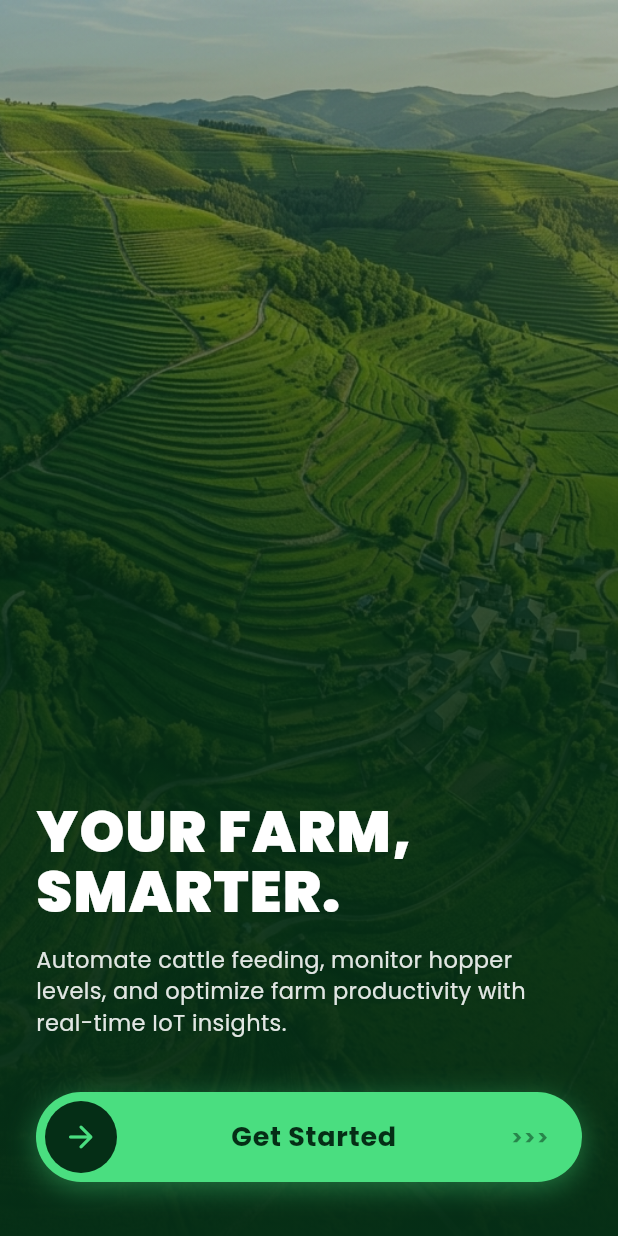
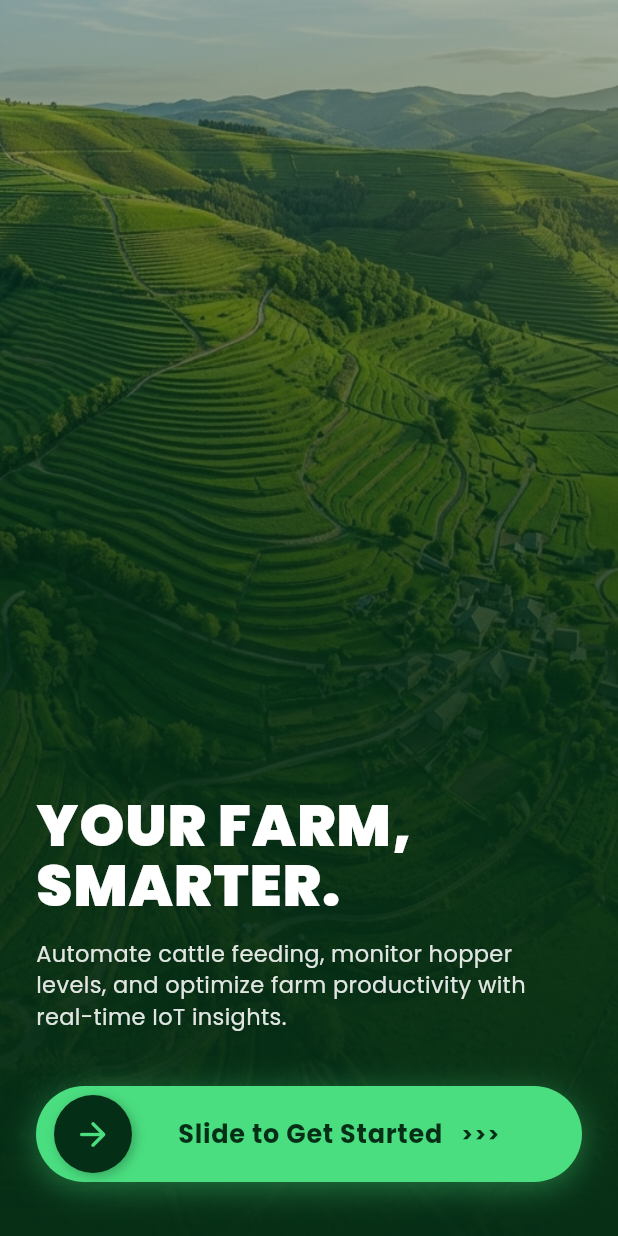
Before and after one commit to Kamal-055/SmartFarm, a Flutter app: the screen it shows after launch, on a phone screen of 412 x 824 dp. Run offline on Flutter 3.47's test engine with Material 3 defaults, Android fonts, the phone set to English and light mode, and no system bars; our stand-ins replace firebase_auth, firebase_core, firebase_database, firebase_messaging, google_fonts, shared_preferences; accounts and stored records are empty.

Commit message:
Add interactive slidable Get Started button to OnboardingScreen

```diff
--- a/lib/screens/onboarding/onboarding_screen.dart
+++ b/lib/screens/onboarding/onboarding_screen.dart
@@ -5,13 +5,16 @@ import '../../providers/settings_provider.dart';
 import '../../widgets/entry_reveal.dart';
 import '../main_layout.dart';
 
-class OnboardingScreen extends StatelessWidget {
+class OnboardingScreen extends StatefulWidget {
   const OnboardingScreen({super.key});
 
   @override
+  State<OnboardingScreen> createState() => _OnboardingScreenState();
+}
+
+class _OnboardingScreenState extends State<OnboardingScreen> {
+  @override
   Widget build(BuildContext context) {
-    final settingsProvider = Provider.of<SettingsProvider>(context, listen: false);
-
     return Scaffold(
       body: Stack(
         children: [
@@ -80,84 +83,10 @@ class OnboardingScreen extends StatelessWidget {
                   ),
                   const SizedBox(height: 36),
 
-                  // Get Started Pill Action Button Matching Reference UI
-                  EntryReveal(
-                    duration: const Duration(milliseconds: 700),
-                    child: GestureDetector(
-                      onTap: () async {
-                        await settingsProvider.setOnboardingCompleted(true);
-                        if (context.mounted) {
-                          Navigator.of(context).pushReplacement(
-                            PageRouteBuilder(
-                              pageBuilder: (context, animation, secondaryAnimation) => const MainLayout(),
-                              transitionsBuilder: (context, animation, secondaryAnimation, child) {
-                                return FadeTransition(opacity: animation, child: child);
-                              },
-                              transitionDuration: const Duration(milliseconds: 400),
-                            ),
-                          );
-                        }
-                      },
-                      child: Container(
-                        height: 60,
-                        padding: const EdgeInsets.symmetric(horizontal: 6, vertical: 6),
-                        decoration: BoxDecoration(
-                          color: AppColors.primaryAccent,
-                          borderRadius: BorderRadius.circular(32),
-                          boxShadow: [
-                            BoxShadow(
-                              color: AppColors.primaryAccent.withValues(alpha: 0.4),
-                              blurRadius: 16,
-                              offset: const Offset(0, 4),
-                            ),
-                          ],
-                        ),
-                        child: Row(
-                          mainAxisAlignment: MainAxisAlignment.spaceBetween,
-                          children: [
-                            // Arrow Icon Circle
-                            Container(
-                              width: 48,
-                              height: 48,
-                              decoration: const BoxDecoration(
-                                color: AppColors.primaryDark,
-                                shape: BoxShape.circle,
-                              ),
-                              child: const Icon(
-                                Icons.arrow_forward_rounded,
-                                color: AppColors.primaryAccent,
-                                size: 24,
-                              ),
-                            ),
-
-                            // Button Text
-                            const Text(
-                              'Get Started',
-                              style: TextStyle(
-                                fontSize: 18,
-                                fontWeight: FontWeight.bold,
-                                color: AppColors.primaryDark,
-                                letterSpacing: 0.5,
-                              ),
-                            ),
-
-                            // Right Subtle Arrow Indicator
-                            Padding(
-                              padding: const EdgeInsets.only(right: 16),
-                              child: Text(
-                                '>>>',
-                                style: TextStyle(
-                                  fontSize: 14,
-                                  fontWeight: FontWeight.bold,
-                                  color: AppColors.primaryDark.withValues(alpha: 0.5),
-                                  letterSpacing: 1.0,
-                                ),
-                              ),
-                            ),
-                          ],
-                        ),
-                      ),
-                    ),
+                  // Interactive Slide-to-Start Action Button
+                  const EntryReveal(
+                    duration: Duration(milliseconds: 700),
+                    child: _SlideToStartButton(),
                   ),
                   const SizedBox(height: 12),
                 ],
@@ -169,3 +98,152 @@ class OnboardingScreen extends StatelessWidget {
     );
   }
 }
+
+class _SlideToStartButton extends StatefulWidget {
+  const _SlideToStartButton();
+
+  @override
+  State<_SlideToStartButton> createState() => _SlideToStartButtonState();
+}
+
+class _SlideToStartButtonState extends State<_SlideToStartButton> {
+  double _dragPosition = 0.0;
+  bool _isCompleted = false;
+
+  void _triggerCompletion() async {
+    if (_isCompleted) return;
+    setState(() => _isCompleted = true);
+
+    final settingsProvider = Provider.of<SettingsProvider>(context, listen: false);
+    await settingsProvider.setOnboardingCompleted(true);
+
+    if (mounted) {
+      Navigator.of(context).pushReplacement(
+        PageRouteBuilder(
+          pageBuilder: (context, animation, secondaryAnimation) => const MainLayout(),
+          transitionsBuilder: (context, animation, secondaryAnimation, child) {
+            return FadeTransition(opacity: animation, child: child);
+          },
+          transitionDuration: const Duration(milliseconds: 400),
+        ),
+      );
+    }
+  }
+
+  @override
+  Widget build(BuildContext context) {
+    const double buttonHeight = 64.0;
+    const double knobSize = 52.0;
+
+    return LayoutBuilder(
+      builder: (context, constraints) {
+        final double maxDrag = constraints.maxWidth - knobSize - 12.0;
+
+        return GestureDetector(
+          onTap: () {
+            // Tap to complete
+            setState(() => _dragPosition = maxDrag);
+            _triggerCompletion();
+          },
+          onHorizontalDragUpdate: (details) {
+            if (_isCompleted) return;
+            setState(() {
+              _dragPosition += details.delta.dx;
+              if (_dragPosition < 0) _dragPosition = 0;
+              if (_dragPosition > maxDrag) _dragPosition = maxDrag;
+            });
+          },
+          onHorizontalDragEnd: (details) {
+            if (_isCompleted) return;
+            if (_dragPosition > maxDrag * 0.6) {
+              setState(() => _dragPosition = maxDrag);
+              _triggerCompletion();
+            } else {
+              // Reset drag knob to 0
+              setState(() => _dragPosition = 0.0);
+            }
+          },
+          child: Container(
+            height: buttonHeight,
+            width: double.infinity,
+            padding: const EdgeInsets.symmetric(horizontal: 6),
+            decoration: BoxDecoration(
+              color: AppColors.primaryAccent,
+              borderRadius: BorderRadius.circular(36),
+              boxShadow: [
+                BoxShadow(
+                  color: AppColors.primaryAccent.withValues(alpha: 0.4),
+                  blurRadius: 18,
+                  offset: const Offset(0, 4),
+                ),
+              ],
+            ),
+            child: Stack(
+              alignment: Alignment.center,
+              children: [
+                // Center Label Text with Opacity Fade as Knob Approaches Right
+                Opacity(
+                  opacity: (1.0 - (_dragPosition / maxDrag)).clamp(0.0, 1.0),
+                  child: const Row(
+                    mainAxisAlignment: MainAxisAlignment.center,
+                    children: [
+                      SizedBox(width: 40),
+                      Text(
+                        'Slide to Get Started',
+                        style: TextStyle(
+                          fontSize: 17,
+                          fontWeight: FontWeight.bold,
+                          color: AppColors.primaryDark,
+                          letterSpacing: 0.5,
+                        ),
+                      ),
+                      SizedBox(width: 12),
+                      Text(
+                        '>>>',
+                        style: TextStyle(
+                          fontSize: 14,
+                          fontWeight: FontWeight.bold,
+                          color: AppColors.primaryDark,
+                          letterSpacing: 1.2,
+                        ),
+                      ),
+                    ],
+                  ),
+                ),
+
+                // Draggable Arrow Circle Knob
+                AnimatedPositioned(
+                  duration: _dragPosition == 0.0 || _dragPosition == maxDrag
+                      ? const Duration(milliseconds: 250)
+                      : Duration.zero,
+                  curve: Curves.easeOut,
+                  left: 6 + _dragPosition,
+                  child: Container(
+                    width: knobSize,
+                    height: knobSize,
+                    decoration: const BoxDecoration(
+                      color: AppColors.primaryDark,
+                      shape: BoxShape.circle,
+                      boxShadow: [
+                        BoxShadow(
+                          color: Colors.black26,
+                          blurRadius: 6,
+                          offset: Offset(2, 2),
+                        ),
+                      ],
+                    ),
+                    child: const Icon(
+                      Icons.arrow_forward_rounded,
+                      color: AppColors.primaryAccent,
+                      size: 26,
+                    ),
+                  ),
+                ),
+              ],
+            ),
+          ),
+        );
+      },
+    );
+  }
+}
```
